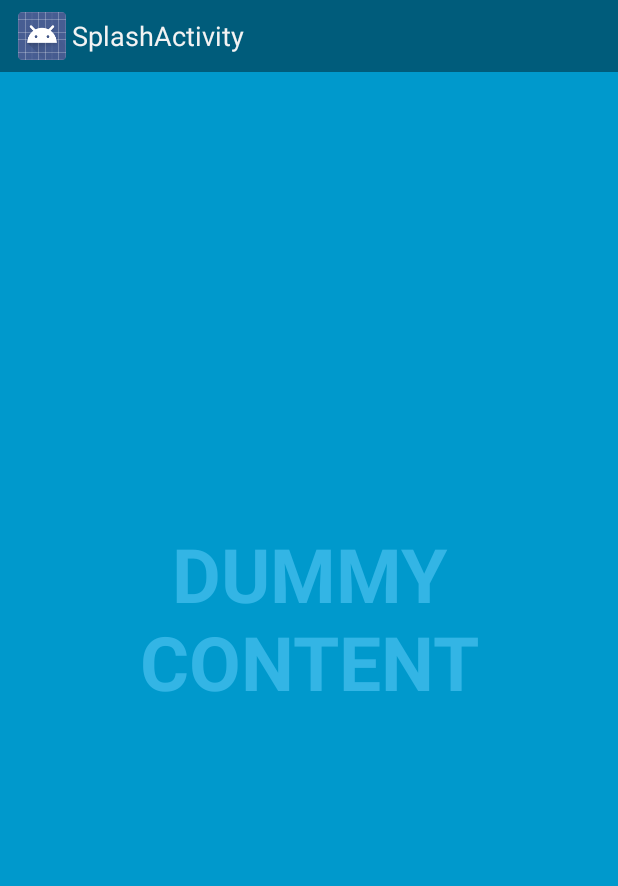
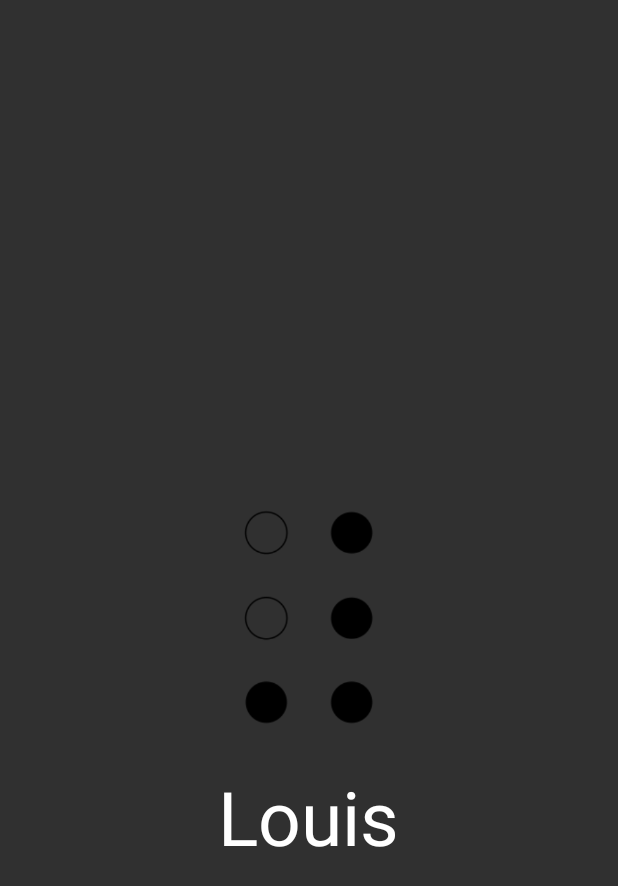
Before and after one commit to martintama/louis-app, an Android app: the SplashActivity screen opened directly, with no data from a screen before it, on a phone screen of 412 x 824 dp. Shown: the top 886 px of the screen. Run offline under Robolectric (Android 15) with nearby library versions, the phone set to English and light mode, and no system bars; libraries missing offline, so code that uses them is left out: com.j256.ormlite.

Commit message:
Added splash activity

```diff
--- a/app/src/main/AndroidManifest.xml
+++ b/app/src/main/AndroidManifest.xml
@@ -10,11 +10,6 @@
         <activity
             android:name=".ui.MainActivity"
             android:label="@string/app_name" >
-            <intent-filter>
-                <action android:name="android.intent.action.MAIN" />
-
-                <category android:name="android.intent.category.LAUNCHER" />
-            </intent-filter>
         </activity>
         <activity
             android:name=".ui.ExerciseActivity"
@@ -23,8 +18,14 @@
         <activity
             android:name=".ui.SplashActivity"
             android:configChanges="orientation|keyboardHidden|screenSize"
-            android:label="@string/title_activity_splash"
+            android:label="@string/app_name"
+            android:theme="@style/Theme.AppCompat.NoActionBar" >
             android:theme="@style/FullscreenTheme" >
+            <intent-filter>
+                <action android:name="android.intent.action.MAIN" />
+
+                <category android:name="android.intent.category.LAUNCHER" />
+            </intent-filter>
         </activity>
         <activity
             android:name=".ui.SettingsActivity"
--- a/app/src/main/java/com/inclutec/louis/ui/SplashActivity.java
+++ b/app/src/main/java/com/inclutec/louis/ui/SplashActivity.java
@@ -1,15 +1,33 @@
 package com.inclutec.louis.ui;
 
+import com.inclutec.louis.Globals;
 import com.inclutec.louis.R;
 import com.inclutec.louis.util.SystemUiHider;
+import com.j256.ormlite.android.apptools.OpenHelperManager;
+import com.j256.ormlite.dao.Dao;
 
 import android.annotation.TargetApi;
 import android.app.Activity;
+import android.app.AlertDialog;
+import android.content.Context;
+import android.content.DialogInterface;
+import android.content.Intent;
+import android.content.SharedPreferences;
+import android.content.pm.PackageInfo;
+import android.content.pm.PackageManager;
+import android.os.AsyncTask;
 import android.os.Build;
 import android.os.Bundle;
 import android.os.Handler;
+import android.provider.Settings;
+import android.util.Log;
+import android.view.Menu;
+import android.view.MenuItem;
 import android.view.MotionEvent;
 import android.view.View;
+import android.view.Window;
+
+import java.sql.SQLException;
 
 /**
  * An example full-screen activity that shows and hides the system UI (i.e.
@@ -18,143 +36,58 @@ import android.view.View;
  * @see SystemUiHider
  */
 public class SplashActivity extends Activity {
-    /**
-     * Whether or not the system UI should be auto-hidden after
-     * {@link #AUTO_HIDE_DELAY_MILLIS} milliseconds.
-     */
-    private static final boolean AUTO_HIDE = true;
 
-    /**
-     * If {@link #AUTO_HIDE} is set, the number of milliseconds to wait after
-     * user interaction before hiding the system UI.
-     */
-    private static final int AUTO_HIDE_DELAY_MILLIS = 3000;
+    private interface ChecksCompletedCallback{
+        public void onChecksCompletedOk();
 
-    /**
-     * If set, will toggle the system UI visibility upon interaction. Otherwise,
-     * will show the system UI visibility upon interaction.
-     */
-    private static final boolean TOGGLE_ON_CLICK = true;
+        public void onChecksCompletedWithError(String message);
 
-    /**
-     * The flags to pass to {@link SystemUiHider#getInstance}.
-     */
-    private static final int HIDER_FLAGS = SystemUiHider.FLAG_HIDE_NAVIGATION;
+    }
 
-    /**
-     * The instance of the {@link SystemUiHider} for this activity.
-     */
-    private SystemUiHider mSystemUiHider;
+    private ChecksCompletedCallback mChecksCompletedListener;
 
     @Override
     protected void onCreate(Bundle savedInstanceState) {
+        requestWindowFeature(Window.FEATURE_NO_TITLE);
         super.onCreate(savedInstanceState);
-
         setContentView(R.layout.activity_splash);
 
-        final View controlsView = findViewById(R.id.fullscreen_content_controls);
-        final View contentView = findViewById(R.id.fullscreen_content);
+        goToMainActivity();
 
-        // Set up an instance of SystemUiHider to control the system UI for
-        // this activity.
-        mSystemUiHider = SystemUiHider.getInstance(this, contentView, HIDER_FLAGS);
-        mSystemUiHider.setup();
-        mSystemUiHider
-                .setOnVisibilityChangeListener(new SystemUiHider.OnVisibilityChangeListener() {
-                    // Cached values.
-                    int mControlsHeight;
-                    int mShortAnimTime;
 
-                    @Override
-                    @TargetApi(Build.VERSION_CODES.HONEYCOMB_MR2)
-                    public void onVisibilityChange(boolean visible) {
-                        if (Build.VERSION.SDK_INT >= Build.VERSION_CODES.HONEYCOMB_MR2) {
-                            // If the ViewPropertyAnimator API is available
-                            // (Honeycomb MR2 and later), use it to animate the
-                            // in-layout UI controls at the bottom of the
-                            // screen.
-                            if (mControlsHeight == 0) {
-                                mControlsHeight = controlsView.getHeight();
-                            }
-                            if (mShortAnimTime == 0) {
-                                mShortAnimTime = getResources().getInteger(
-                                        android.R.integer.config_shortAnimTime);
-                            }
-                            controlsView.animate()
-                                    .translationY(visible ? 0 : mControlsHeight)
-                                    .setDuration(mShortAnimTime);
-                        } else {
-                            // If the ViewPropertyAnimator APIs aren't
-                            // available, simply show or hide the in-layout UI
-                            // controls.
-                            controlsView.setVisibility(visible ? View.VISIBLE : View.GONE);
-                        }
 
-                        if (visible && AUTO_HIDE) {
-                            // Schedule a hide().
-                            delayedHide(AUTO_HIDE_DELAY_MILLIS);
-                        }
-                    }
-                });
-
-        // Set up the user interaction to manually show or hide the system UI.
-        contentView.setOnClickListener(new View.OnClickListener() {
-            @Override
-            public void onClick(View view) {
-                if (TOGGLE_ON_CLICK) {
-                    mSystemUiHider.toggle();
-                } else {
-                    mSystemUiHider.show();
-                }
-            }
-        });
-
-        // Upon interacting with UI controls, delay any scheduled hide()
-        // operations to prevent the jarring behavior of controls going away
-        // while interacting with the UI.
-        findViewById(R.id.dummy_button).setOnTouchListener(mDelayHideTouchListener);
     }
 
     @Override
-    protected void onPostCreate(Bundle savedInstanceState) {
-        super.onPostCreate(savedInstanceState);
+    public boolean onOptionsItemSelected(MenuItem item) {
+        // Handle action bar item clicks here. The action bar will
+        // automatically handle clicks on the Home/Up button, so long
+        // as you specify a parent activity in AndroidManifest.xml.
+        int id = item.getItemId();
 
-        // Trigger the initial hide() shortly after the activity has been
-        // created, to briefly hint to the user that UI controls
-        // are available.
-        delayedHide(100);
+        //noinspection SimplifiableIfStatement
+        if (id == R.id.action_settings) {
+            return true;
+        }
+
+        return super.onOptionsItemSelected(item);
     }
 
 
-    /**
-     * Touch listener to use for in-layout UI controls to delay hiding the
-     * system UI. This is to prevent the jarring behavior of controls going away
-     * while interacting with activity UI.
-     */
-    View.OnTouchListener mDelayHideTouchListener = new View.OnTouchListener() {
-        @Override
-        public boolean onTouch(View view, MotionEvent motionEvent) {
-            if (AUTO_HIDE) {
-                delayedHide(AUTO_HIDE_DELAY_MILLIS);
+    public void goToMainActivity() {
+
+        Handler handler = new Handler();
+
+        handler.postDelayed(new Runnable() {
+            public void run() {
+                Intent intentMain = new Intent(SplashActivity.this, MainActivity.class);
+                intentMain.addFlags(Intent.FLAG_ACTIVITY_NEW_TASK);
+                getApplicationContext().startActivity(intentMain);
             }
-            return false;
-        }
-    };
+        }, 2000);
 
-    Handler mHideHandler = new Handler();
-    Runnable mHideRunnable = new Runnable() {
-        @Override
-        public void run() {
-            mSystemUiHider.hide();
-        }
-    };
+    }
 
-    /**
-     * Schedules a call to hide() in [delay] milliseconds, canceling any
-     * previously scheduled calls.
-     */
-    private void delayedHide(int delayMillis) {
-        mHideHandler.removeCallbacks(mHideRunnable);
-        mHideHandler.postDelayed(mHideRunnable, delayMillis);
-    }
+
+
 }
--- a/app/src/main/res/layout/activity_splash.xml
+++ b/app/src/main/res/layout/activity_splash.xml
@@ -1,32 +1,30 @@
-<FrameLayout xmlns:android="http://schemas.android.com/apk/res/android"
+<RelativeLayout xmlns:android="http://schemas.android.com/apk/res/android"
     xmlns:tools="http://schemas.android.com/tools" android:layout_width="match_parent"
-    android:layout_height="match_parent" android:background="#0099cc"
+    android:layout_height="match_parent"
     tools:context="com.inclutec.louis.ui.SplashActivity">
 
     <!-- The primary full-screen view. This can be replaced with whatever view
          is needed to present your content, e.g. VideoView, SurfaceView,
          TextureView, etc. -->
-    <TextView android:id="@+id/fullscreen_content" android:layout_width="match_parent"
-        android:layout_height="match_parent" android:keepScreenOn="true" android:textColor="#33b5e5"
-        android:textStyle="bold" android:textSize="50sp" android:gravity="center"
-        android:text="@string/dummy_content" />
 
-    <!-- This FrameLayout insets its children based on system windows using
-         android:fitsSystemWindows. -->
-    <FrameLayout android:layout_width="match_parent" android:layout_height="match_parent"
-        android:fitsSystemWindows="true">
+    <ImageView
+        android:layout_width="141dp"
+        android:layout_height="198dp"
+        android:id="@+id/imageView4"
+        android:layout_gravity="center_horizontal|top"
+        android:src="@drawable/braille_char_sharp"
+        android:layout_centerVertical="true"
+        android:layout_centerHorizontal="true" />
 
-        <LinearLayout android:id="@+id/fullscreen_content_controls" style="?metaButtonBarStyle"
-            android:layout_width="match_parent" android:layout_height="wrap_content"
-            android:layout_gravity="bottom|center_horizontal"
-            android:background="@color/black_overlay" android:orientation="horizontal"
-            tools:ignore="UselessParent">
+    <TextView
+        android:layout_width="wrap_content"
+        android:layout_height="wrap_content"
+        android:textAppearance="?android:attr/textAppearanceLarge"
+        android:text="Louis"
+        android:id="@+id/textView3"
+        android:layout_below="@+id/imageView4"
+        android:layout_centerHorizontal="true"
+        android:textSize="50sp" />
 
-            <Button android:id="@+id/dummy_button" style="?metaButtonBarButtonStyle"
-                android:layout_width="0dp" android:layout_height="wrap_content"
-                android:layout_weight="1" android:text="@string/dummy_button" />
 
-        </LinearLayout>
-    </FrameLayout>
-
-</FrameLayout>
+</RelativeLayout>
```
